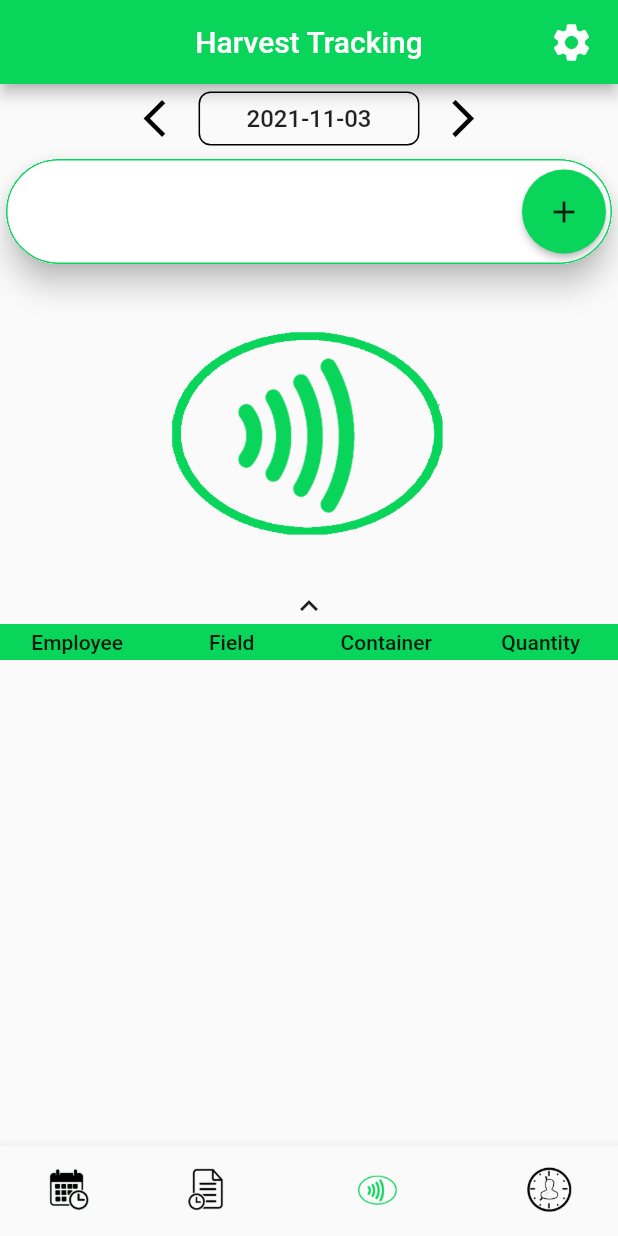
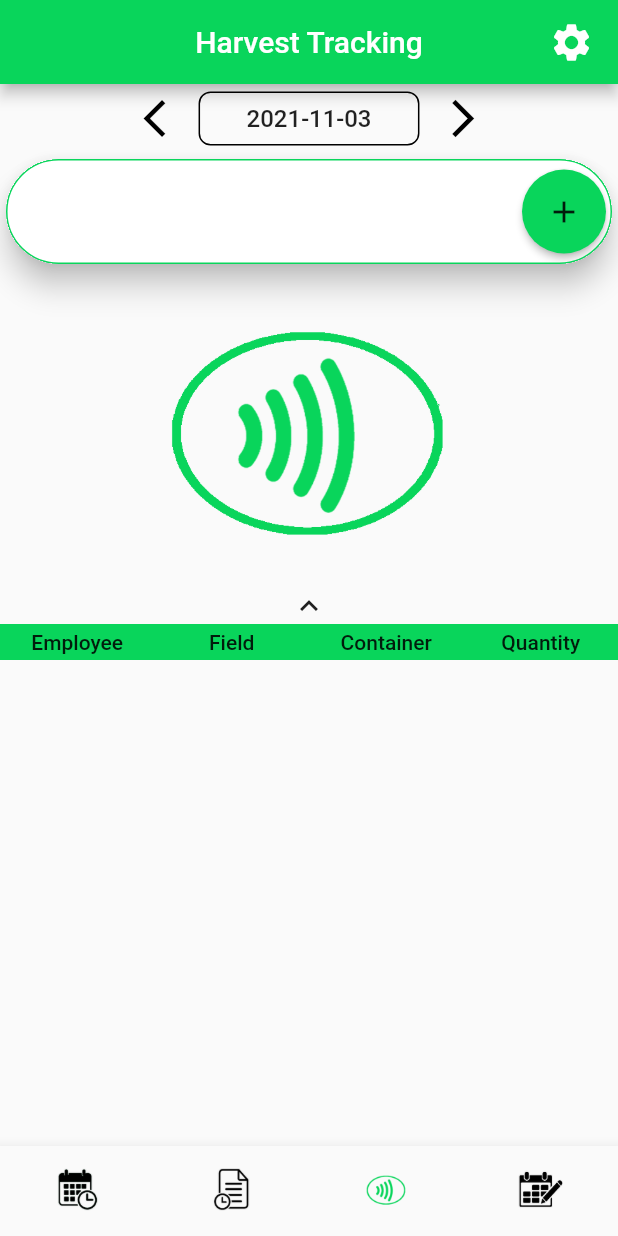
Before and after one commit to SteveChen0810/facepunch, a Flutter app: the EmployeeHomePage screen opened directly, swiped to page 3, on a phone screen of 412 x 824 dp. Run offline on Flutter 3.47's test engine with Material 2 defaults, Android fonts, the phone set to English and light mode, and no system bars; drawn by our look-alikes of pull_to_refresh; our stand-ins replace audioplayers, cached_network_image, camera, firebase_messaging, flutter_colorpicker, flutter_slidable and 9 more; missing offline and left inert: firebase_ml_vision, flutter_date_pickers, flutter_nfc_reader, syncfusion_flutter_pdfviewer; accounts and stored records are empty; network calls fail.

Commit message:
change icons

```diff
--- a/lib/screens/admin/admin_home.dart
+++ b/lib/screens/admin/admin_home.dart
@@ -474,7 +474,7 @@ class _AdminHomePageState extends State<AdminHomePage> {
                               FlatButton(
                                 onPressed: ()=>Navigator.push(context, MaterialPageRoute(builder: (context)=>HarvestReportScreen())),
                                 shape: CircleBorder(),
-                                child: Icon(Icons.description_outlined,color: Color(primaryColor),size: 35,),
+                                child: Image.asset('assets/images/ic_harvest.png', color: Color(primaryColor),width: 30, height: 30,),
                               ),
                             FlatButton(
                                 onPressed: ()=>Navigator.push(context, MaterialPageRoute(builder: (context)=>AdminSetting())),
--- a/lib/screens/employee/employee_home.dart
+++ b/lib/screens/employee/employee_home.dart
@@ -119,17 +119,17 @@ class _EmployeeHomePageState extends State<EmployeeHomePage> {
             BottomNavigationBarItem(
                 icon: Image.asset("assets/images/ic_schedule.png",width: 30,color: Colors.black,),
                 activeIcon: Image.asset("assets/images/ic_schedule.png",width: 30,color: Color(primaryColor),),
-                label: S.of(context).nfc
+                label: S.of(context).schedule
             ),
           if(['sub_admin','manager'].contains(user.role))
             BottomNavigationBarItem(
-                icon: Image.asset("assets/images/dispatch.png",width: 30,color: Colors.black,),
-                activeIcon: Image.asset("assets/images/dispatch.png",width: 30,color: Color(primaryColor),),
-                label: S.of(context).nfc
+                icon: Image.asset("assets/images/ic_dispatch.png",width: 30,color: Colors.black,),
+                activeIcon: Image.asset("assets/images/ic_dispatch.png",width: 30,color: Color(primaryColor),),
+                label: S.of(context).dispatch
             ),
           BottomNavigationBarItem(
-              icon: Image.asset("assets/images/dispatch.png",width: 30,color: Colors.black,),
-              activeIcon: Image.asset("assets/images/dispatch.png",width: 30,color: Color(primaryColor),),
+              icon: Image.asset("assets/images/ic_revision.png", width: 30,color: Colors.black,),
+              activeIcon: Image.asset("assets/images/ic_revision.png", width: 30,color: Color(primaryColor),),
               label: S.of(context).nfc
           ),
         ],
@@ -137,6 +137,7 @@ class _EmployeeHomePageState extends State<EmployeeHomePage> {
         showUnselectedLabels: false,
         currentIndex: index,
         elevation: 8,
+        type: BottomNavigationBarType.fixed,
         onTap: (i){
           _pageController.jumpToPage(i);
           setState(() {index = i;});
```
Also changed, not shown: assets/images/ic_dispatch.png (renamed from assets/images/dispatch.png), assets/images/ic_harvest.png (added), assets/images/ic_report.png (added), assets/images/ic_revision.png (added), assets/images/ic_schedule.png.
